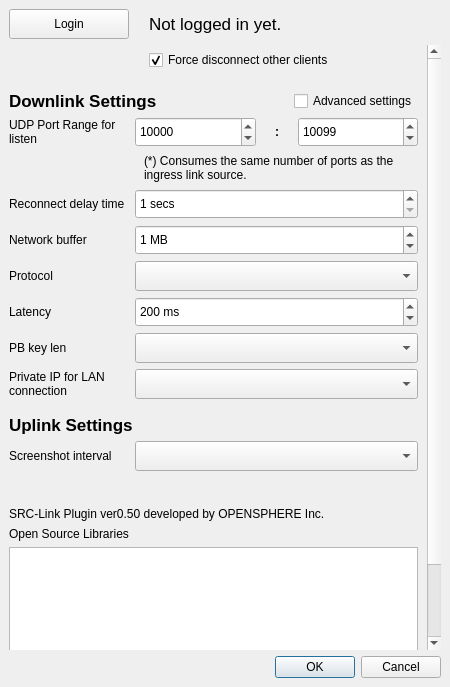
Before: the Qt Designer form src/UI/settings-dialog.ui in OPENSPHERE-Inc/src-link, drawn with Qt 5.
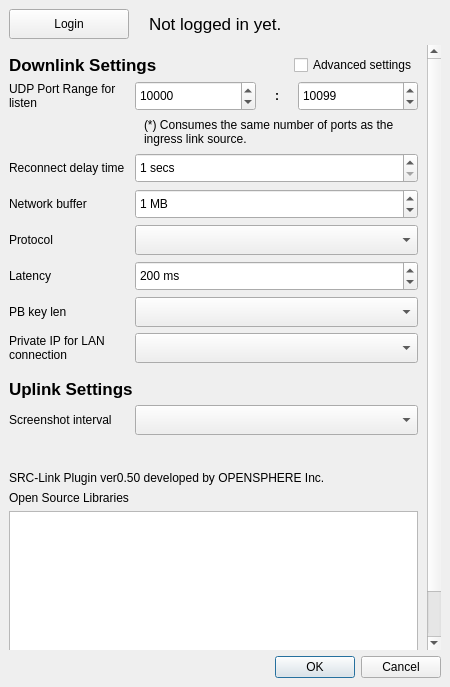
After: the same form once the commit is applied.

Commit message: - Remove obsoleted settings "forceConnection"

```diff
--- a/src/UI/settings-dialog.ui
+++ b/src/UI/settings-dialog.ui
@@ -104,8 +104,8 @@
        <rect>
         <x>0</x>
         <y>0</y>
-        <width>415</width>
-        <height>727</height>
+        <width>420</width>
+        <height>689</height>
        </rect>
       </property>
       <layout class="QVBoxLayout" name="verticalLayout_2">
@@ -121,48 +121,6 @@
        <property name="bottomMargin">
         <number>9</number>
        </property>
-       <item>
-        <layout class="QHBoxLayout" name="forceConnectionLayout">
-         <property name="spacing">
-          <number>20</number>
-         </property>
-         <property name="bottomMargin">
-          <number>0</number>
-         </property>
-         <item>
-          <widget class="QWidget" name="forceConnectionSpacer" native="true">
-           <property name="sizePolicy">
-            <sizepolicy hsizetype="Fixed" vsizetype="Preferred">
-             <horstretch>0</horstretch>
-             <verstretch>0</verstretch>
-            </sizepolicy>
-           </property>
-           <property name="minimumSize">
-            <size>
-             <width>120</width>
-             <height>0</height>
-            </size>
-           </property>
-          </widget>
-         </item>
-         <item>
-          <widget class="QCheckBox" name="forceConnectionCheckBox">
-           <property name="minimumSize">
-            <size>
-             <width>0</width>
-             <height>30</height>
-            </size>
-           </property>
-           <property name="text">
-            <string>Force disconnect other clients</string>
-           </property>
-           <property name="checked">
-            <bool>true</bool>
-           </property>
-          </widget>
-         </item>
-        </layout>
-       </item>
        <item>
         <layout class="QHBoxLayout" name="ingressLinkSettingslLayout">
          <property name="topMargin">
```
The commit also changes 4 other files.
